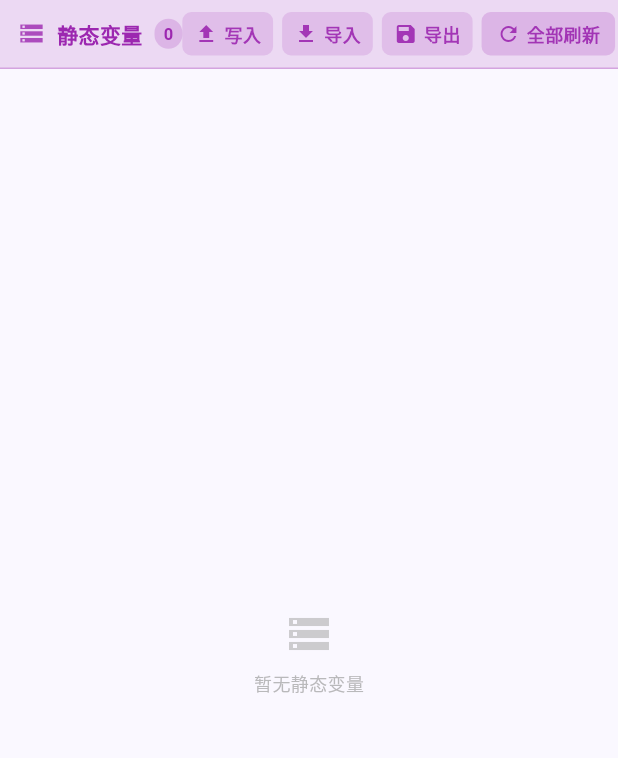
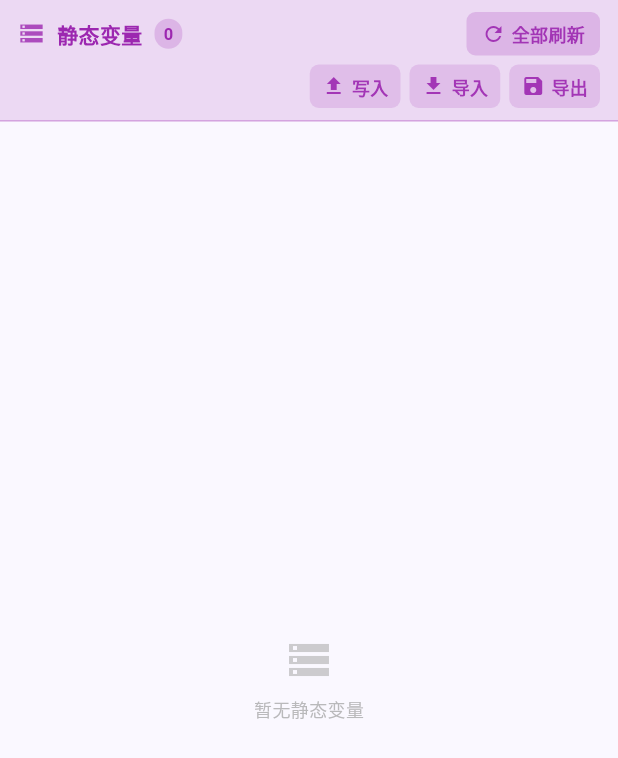
Before and after one commit to Aquesnail/Flutter_Host_Computter, a Flutter app: the StaticVarsPanel widget shown alone on an empty page, opened directly, on a phone screen of 412 x 824 dp. Shown: the top 758 px of the screen. Run offline on Flutter 3.47's test engine with Material 3 defaults, Android fonts, the phone set to English and light mode, and no system bars; our stand-ins replace file_picker; missing offline and left inert: flutter_libserialport, multi_split_view.

Commit message:
静态变量界面小休整

```diff
--- a/lib/ui/dashboard/static_vars_panel.dart
+++ b/lib/ui/dashboard/static_vars_panel.dart
@@ -30,7 +30,10 @@ class StaticVarsPanel extends StatelessWidget {
                 ),
               ),
             ),
-            child: Row(
+            child: Column(
+              children: [
+                // 第一行：标题 + 全部刷新按钮
+                Row(
                   mainAxisAlignment: MainAxisAlignment.spaceBetween,
                   children: [
                     Row(
@@ -50,7 +53,6 @@ class StaticVarsPanel extends StatelessWidget {
                           ),
                         ),
                         const SizedBox(width: 8),
-                    // 显示静态变量数量
                         Selector<DeviceController, int>(
                           selector: (_, c) =>
                               c.registry.values.where((v) => v.isStatic).length,
@@ -73,11 +75,44 @@ class StaticVarsPanel extends StatelessWidget {
                         ),
                       ],
                     ),
-                // 一键刷新所有按钮
-                Row(
+                    Material(
+                      color: Colors.purple.withValues(alpha: 0.2),
+                      borderRadius: BorderRadius.circular(6),
+                      child: InkWell(
+                        onTap: () => _refreshAllStaticVars(context),
+                        borderRadius: BorderRadius.circular(6),
+                        child: Container(
+                          padding: const EdgeInsets.symmetric(
+                              horizontal: 10, vertical: 6),
+                          child: Row(
                             mainAxisSize: MainAxisSize.min,
                             children: [
-                    // 批量写入按钮
+                              Icon(
+                                Icons.refresh,
+                                size: 16,
+                                color: Colors.purple.withValues(alpha: 0.9),
+                              ),
+                              const SizedBox(width: 4),
+                              Text(
+                                "全部刷新",
+                                style: TextStyle(
+                                  fontSize: 12,
+                                  color: Colors.purple.withValues(alpha: 0.9),
+                                  fontWeight: FontWeight.w600,
+                                ),
+                              ),
+                            ],
+                          ),
+                        ),
+                      ),
+                    ),
+                  ],
+                ),
+                const SizedBox(height: 6),
+                // 第二行：写入/导入/导出按钮
+                Row(
+                  mainAxisAlignment: MainAxisAlignment.end,
+                  children: [
                     Tooltip(
                       message: "批量写入所有静态变量到下位机",
                       child: Material(
@@ -114,7 +149,6 @@ class StaticVarsPanel extends StatelessWidget {
                       ),
                     ),
                     const SizedBox(width: 6),
-                    // 导入按钮
                     Tooltip(
                       message: "从 JSON 文件导入静态变量",
                       child: Material(
@@ -151,7 +185,6 @@ class StaticVarsPanel extends StatelessWidget {
                       ),
                     ),
                     const SizedBox(width: 6),
-                    // 导出按钮
                     Tooltip(
                       message: "导出静态变量到 JSON 文件",
                       child: Material(
@@ -183,39 +216,6 @@ class StaticVarsPanel extends StatelessWidget {
                                 ),
                               ],
                             ),
-                          ),
-                        ),
-                      ),
-                    ),
-                    const SizedBox(width: 6),
-                    // 刷新按钮 (保留原位置)
-                    Material(
-                      color: Colors.purple.withValues(alpha: 0.2),
-                      borderRadius: BorderRadius.circular(6),
-                      child: InkWell(
-                        onTap: () => _refreshAllStaticVars(context),
-                        borderRadius: BorderRadius.circular(6),
-                        child: Container(
-                          padding: const EdgeInsets.symmetric(
-                              horizontal: 10, vertical: 6),
-                          child: Row(
-                            mainAxisSize: MainAxisSize.min,
-                            children: [
-                              Icon(
-                                Icons.refresh,
-                                size: 16,
-                                color: Colors.purple.withValues(alpha: 0.9),
-                              ),
-                              const SizedBox(width: 4),
-                              Text(
-                                "全部刷新",
-                                style: TextStyle(
-                                  fontSize: 12,
-                                  color: Colors.purple.withValues(alpha: 0.9),
-                                  fontWeight: FontWeight.w600,
-                                ),
-                              ),
-                            ],
                           ),
                         ),
                       ),
```
Lines whose indentation alone changed are shown as unchanged.
